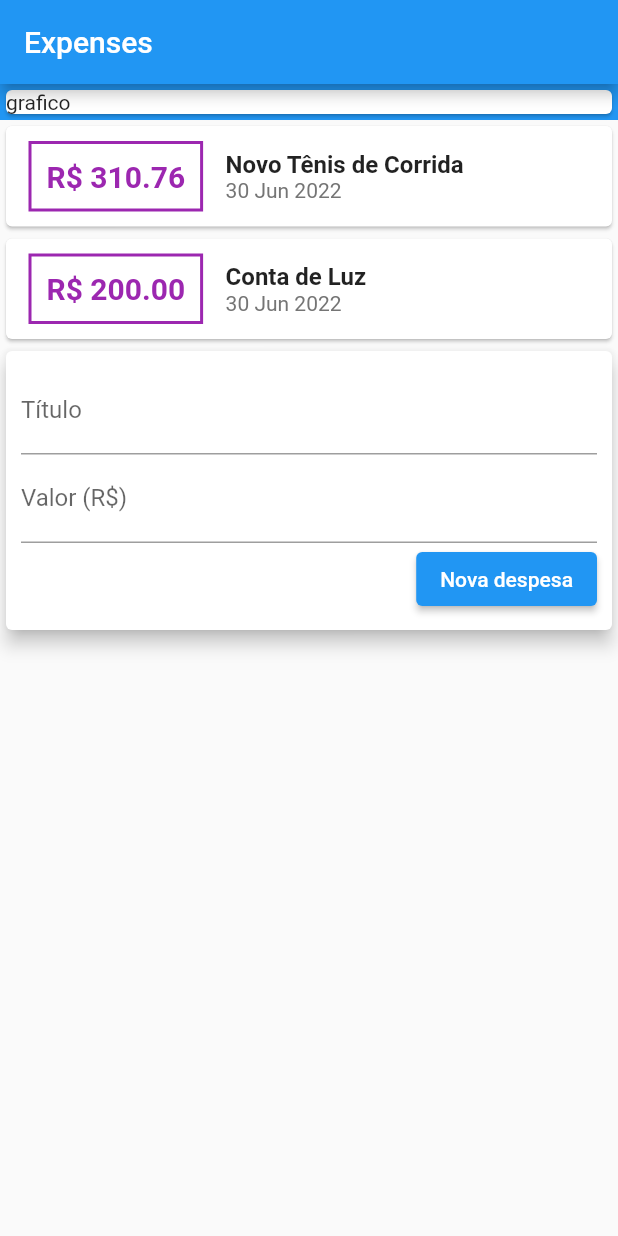
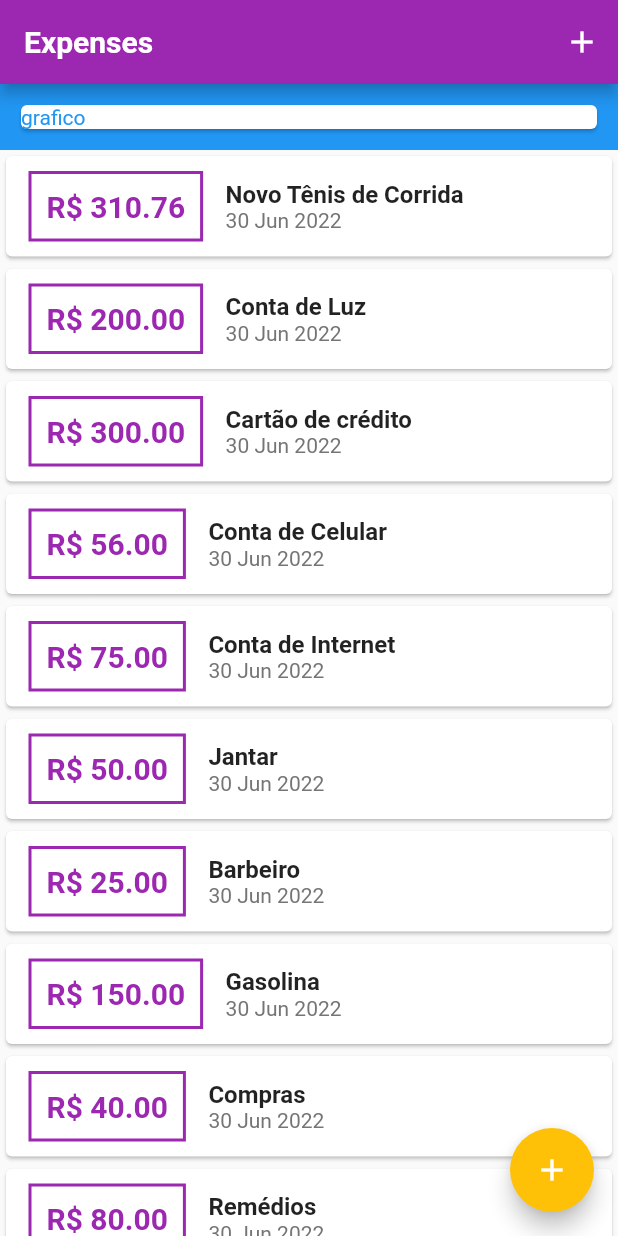
Before and after one commit to bycampilongo/expenses, a Flutter app: the screen it shows after launch, on a phone screen of 412 x 824 dp. Run offline on Flutter 3.47's test engine with Material 2 defaults, Android fonts, the phone set to English and light mode, and no system bars; Roboto replaces fonts that are missing (OpenSans).

Commit message:
Done ListView Widget

```diff
--- a/lib/components/transaction_form.dart
+++ b/lib/components/transaction_form.dart
@@ -1,8 +1,28 @@
 import 'package:flutter/material.dart';
+import 'package:flutter/services.dart';
 
-class TransactionForm extends StatelessWidget {
+class TransactionForm extends StatefulWidget {
+  final void Function(String, double) onSubmit;
+
+  TransactionForm(this.onSubmit);
+
+  @override
+  State<TransactionForm> createState() => _TransactionFormState();
+}
+
+class _TransactionFormState extends State<TransactionForm> {
   final titleController = TextEditingController();
+
   final valueController = TextEditingController();
+
+  _submit() {
+    final title = titleController.text;
+    final value = double.tryParse(valueController.text) ?? 0.0;
+    // validate
+    if (title.isEmpty || value <= 0) return;
+    // submit
+    widget.onSubmit(title, value);
+  }
 
   @override
   Widget build(BuildContext context) {
@@ -14,19 +34,21 @@ class TransactionForm extends StatelessWidget {
           TextField(
             decoration: InputDecoration(labelText: 'Título'),
             controller: titleController,
+            onSubmitted: (_) => _submit(),
           ),
           TextField(
             decoration: InputDecoration(labelText: 'Valor (R\$)'),
             controller: valueController,
+            keyboardType: TextInputType.numberWithOptions(decimal: true),
+            onSubmitted: (_) => _submit(),
           ),
           Row(
             mainAxisAlignment: MainAxisAlignment.end,
             children: [
-              ElevatedButton(
-                  onPressed: () {
-                    debugPrint('title: ${titleController.text}');
-                  },
-                  child: Text('Nova despesa')),
+              TextButton(
+                onPressed: _submit,
+                child: Text('Nova despesa'),
+              ),
             ],
           )
         ]),
--- a/lib/components/transaction_list.dart
+++ b/lib/components/transaction_list.dart
@@ -9,8 +9,12 @@ class TransactionList extends StatelessWidget {
 
   @override
   Widget build(BuildContext context) {
-    return Column(
-      children: transactions.map((tr) {
+    return Container(
+      height: 800,
+      child: ListView.builder(
+        itemCount: transactions.length,
+        itemBuilder: (ctx, index) {
+          final tr = transactions[index];
           return Card(
             child: Row(
               children: [
@@ -21,17 +25,14 @@ class TransactionList extends StatelessWidget {
                   ),
                   decoration: BoxDecoration(
                     border: Border.all(
-                    color: Colors.purple,
+                      color: Theme.of(context).colorScheme.primary,
                       width: 2,
                     ),
                   ),
-                padding: EdgeInsets.all(10),
+                  padding: const EdgeInsets.all(10),
                   child: Text(
                     "R\$ ${tr.value.toStringAsFixed(2)}",
-                  style: const TextStyle(
-                      fontWeight: FontWeight.bold,
-                      fontSize: 20,
-                      color: Colors.purple),
+                    style: Theme.of(context).textTheme.headline6,
                   ),
                 ),
                 Column(
@@ -56,7 +57,8 @@ class TransactionList extends StatelessWidget {
               ],
             ),
           );
-      }).toList(),
+        },
+      ),
     );
   }
 }
--- a/lib/components/transaction_user.dart
+++ /dev/null
@@ -1,51 +0,0 @@
-import 'dart:math';
-
-import 'package:flutter/material.dart';
-import 'transaction_form.dart';
-import 'transaction_list.dart';
-import '../models/transaction.dart';
-
-class TransactionUser extends StatefulWidget {
-  @override
-  State<TransactionUser> createState() => _TransactionUserState();
-}
-
-class _TransactionUserState extends State<TransactionUser> {
-  final _transactions = [
-    Transaction(
-      id: 't1',
-      title: 'Novo Tênis de Corrida',
-      value: 310.76,
-      date: DateTime.now(),
-    ),
-    Transaction(
-      id: 't2',
-      title: 'Conta de Luz',
-      value: 200.00,
-      date: DateTime.now(),
-    ),
-  ];
-
-  _adTransaction(String title, double value) {
-    final newTransaction = Transaction(
-      id: Random().nextDouble().toString(),
-      title: title,
-      value: value,
-      date: DateTime.now(),
-    );
-
-    setState(() {
-      _transactions.add(newTransaction);
-    });
-  }
-
-  @override
-  Widget build(BuildContext context) {
-    return Column(
-      children: [
-        TransactionList(transactions: _transactions),
-        TransactionForm(),
-      ],
-    );
-  }
-}
--- a/lib/main.dart
+++ b/lib/main.dart
@@ -1,35 +1,35 @@
-import 'package:expenses/components/transaction_user.dart';
+import 'dart:math';
 import 'package:flutter/material.dart';
+import 'pages/my_home_page.dart';
 
 void main() => runApp(ExpensesApp());
 
 class ExpensesApp extends StatelessWidget {
+  final ThemeData theme = ThemeData();
   @override
   Widget build(BuildContext context) {
     return MaterialApp(
       home: MyHomePage(),
-    );
-  }
-}
-
-class MyHomePage extends StatelessWidget {
-  @override
-  Widget build(BuildContext context) {
-    return Scaffold(
-      appBar: AppBar(
-        title: const Text('Expenses'),
-      ),
-      body: Column(
-        crossAxisAlignment: CrossAxisAlignment.stretch,
-        children: [
-          Container(
-            color: Colors.blue,
-            child: Card(
-              child: Text('grafico'),
-            ),
+      theme: theme.copyWith(
+        colorScheme: theme.colorScheme.copyWith(
+          primary: Colors.purple,
+          secondary: Colors.amber,
+        ),
+        textTheme: theme.textTheme.copyWith(
+          headline6: TextStyle(
+            fontFamily: 'OpenSans',
+            fontSize: 20,
+            fontWeight: FontWeight.bold,
+            color: Colors.purple,
           ),
-          TransactionUser(),
-        ],
+        ),
+        appBarTheme: AppBarTheme(
+          titleTextStyle: TextStyle(
+            fontFamily: 'OpenSans',
+            fontSize: 20,
+            fontWeight: FontWeight.bold,
+          ),
+        ),
       ),
     );
   }
--- /dev/null
+++ b/lib/pages/my_home_page.dart
@@ -0,0 +1,139 @@
+import 'dart:math';
+
+import 'package:flutter/material.dart';
+
+import '../components/transaction_form.dart';
+import '../components/transaction_list.dart';
+import '../models/transaction.dart';
+
+class MyHomePage extends StatefulWidget {
+  @override
+  State<MyHomePage> createState() => _MyHomePageState();
+}
+
+class _MyHomePageState extends State<MyHomePage> {
+  final _transactions = [
+    Transaction(
+      id: 't1',
+      title: 'Novo Tênis de Corrida',
+      value: 310.76,
+      date: DateTime.now(),
+    ),
+    Transaction(
+      id: 't2',
+      title: 'Conta de Luz',
+      value: 200.00,
+      date: DateTime.now(),
+    ),
+    Transaction(
+      id: 't2',
+      title: 'Cartão de crédito',
+      value: 300.00,
+      date: DateTime.now(),
+    ),
+    Transaction(
+      id: 't3',
+      title: 'Conta de Celular',
+      value: 56.00,
+      date: DateTime.now(),
+    ),
+    Transaction(
+      id: 't4',
+      title: 'Conta de Internet',
+      value: 75.00,
+      date: DateTime.now(),
+    ),
+    Transaction(
+      id: 't5',
+      title: 'Jantar',
+      value: 50.00,
+      date: DateTime.now(),
+    ),
+    Transaction(
+      id: 't5',
+      title: 'Barbeiro',
+      value: 25.00,
+      date: DateTime.now(),
+    ),
+    Transaction(
+      id: 't7',
+      title: 'Gasolina',
+      value: 150.00,
+      date: DateTime.now(),
+    ),
+    Transaction(
+      id: 't8',
+      title: 'Compras',
+      value: 40.00,
+      date: DateTime.now(),
+    ),
+    Transaction(
+      id: 't6',
+      title: 'Remédios',
+      value: 80.00,
+      date: DateTime.now(),
+    ),
+  ];
+
+  _addTransaction(String title, double value) {
+    final newTransaction = Transaction(
+      id: Random().nextDouble().toString(),
+      title: title,
+      value: value,
+      date: DateTime.now(),
+    );
+
+    setState(() {
+      _transactions.add(newTransaction);
+    });
+    // close the modal
+    Navigator.of(context).pop();
+  }
+
+  _openTransFormModal(BuildContext context) {
+    showModalBottomSheet(
+        context: context,
+        builder: (_) {
+          return TransactionForm(_addTransaction);
+        });
+  }
+
+  @override
+  Widget build(BuildContext context) {
+    return Scaffold(
+      appBar: AppBar(
+        title: const Text('Expenses'),
+        actions: [
+          IconButton(
+            icon: Icon(Icons.add),
+            onPressed: () => _openTransFormModal(context),
+          )
+        ],
+      ),
+      body: SingleChildScrollView(
+        child: Column(
+          crossAxisAlignment: CrossAxisAlignment.stretch,
+          children: [
+            Container(
+              padding: EdgeInsets.all(10),
+              color: Theme.of(context).primaryColor,
+              child: Card(
+                child: Text(
+                  'grafico',
+                  style: TextStyle(
+                    color: Theme.of(context).primaryColor,
+                  ),
+                ),
+              ),
+            ),
+            TransactionList(transactions: _transactions),
+          ],
+        ),
+      ),
+      floatingActionButton: FloatingActionButton(
+        child: Icon(Icons.add),
+        onPressed: () => _openTransFormModal(context),
+      ),
+    );
+  }
+}
```
Lines whose indentation alone changed are shown as unchanged.
